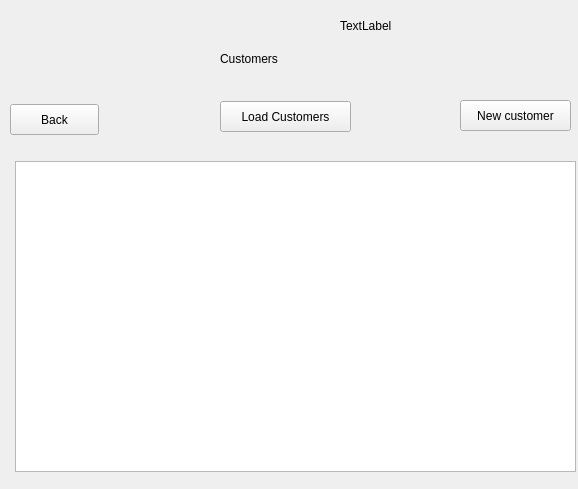
Qt form customerlist.ui (jonathansaetre/BankSystem) before a commit.
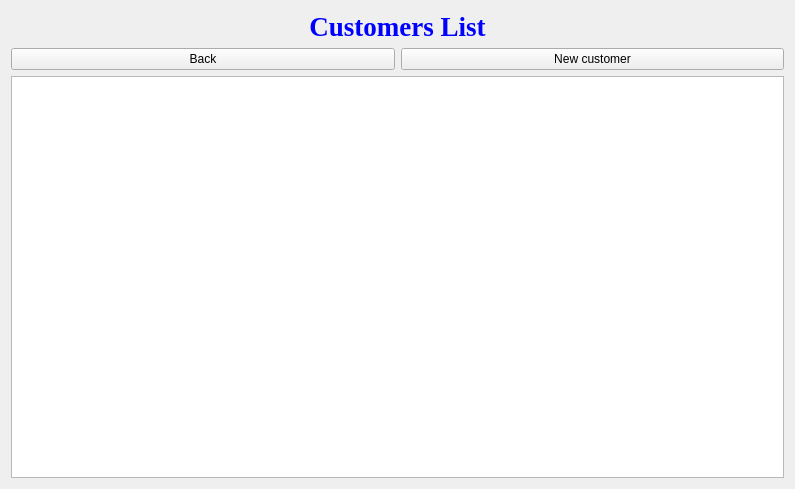
The same form after that commit.

Commit message: Fetch customers from db and get them on the tablelist

```diff
--- a/customerlist.ui
+++ b/customerlist.ui
@@ -6,88 +6,70 @@
    <rect>
     <x>0</x>
     <y>0</y>
-    <width>578</width>
+    <width>795</width>
     <height>489</height>
    </rect>
   </property>
   <property name="windowTitle">
    <string>Form</string>
   </property>
+  <layout class="QVBoxLayout" name="verticalLayout">
+   <item>
   <widget class="QLabel" name="label">
-   <property name="geometry">
-    <rect>
-     <x>220</x>
-     <y>50</y>
-     <width>67</width>
-     <height>17</height>
-    </rect>
-   </property>
-   <property name="text">
-    <string>Customers</string>
-   </property>
-  </widget>
-  <widget class="QPushButton" name="buttonNewCustomer">
-   <property name="geometry">
-    <rect>
-     <x>460</x>
-     <y>100</y>
-     <width>111</width>
-     <height>31</height>
-    </rect>
+     <property name="font">
+      <font>
+       <family>Times New Roman</family>
+       <pointsize>20</pointsize>
+       <weight>75</weight>
+       <bold>true</bold>
+      </font>
+     </property>
+     <property name="layoutDirection">
+      <enum>Qt::LeftToRight</enum>
+     </property>
+     <property name="styleSheet">
+      <string notr="true">color:blue</string>
    </property>
    <property name="text">
-    <string>New customer</string>
-   </property>
-  </widget>
+      <string>Customers List</string>
+     </property>
+     <property name="alignment">
+      <set>Qt::AlignCenter</set>
+     </property>
+    </widget>
+   </item>
+   <item>
+    <layout class="QHBoxLayout" name="horizontalLayout">
+     <item>
   <widget class="QPushButton" name="buttonBack">
-   <property name="geometry">
-    <rect>
-     <x>10</x>
-     <y>104</y>
-     <width>89</width>
-     <height>31</height>
-    </rect>
-   </property>
    <property name="text">
     <string>Back</string>
    </property>
   </widget>
+     </item>
+     <item>
+      <widget class="QPushButton" name="buttonNewCustomer">
+       <property name="text">
+        <string>New customer</string>
+       </property>
+      </widget>
+     </item>
+    </layout>
+   </item>
+   <item>
   <widget class="QTableView" name="CustList">
-   <property name="geometry">
-    <rect>
-     <x>15</x>
-     <y>161</y>
-     <width>561</width>
-     <height>311</height>
-    </rect>
-   </property>
-  </widget>
-  <widget class="QLabel" name="Status">
-   <property name="geometry">
-    <rect>
-     <x>340</x>
-     <y>10</y>
-     <width>171</width>
-     <height>31</height>
-    </rect>
-   </property>
-   <property name="text">
-    <string>TextLabel</string>
-   </property>
-  </widget>
-  <widget class="QPushButton" name="loadcust">
-   <property name="geometry">
-    <rect>
-     <x>220</x>
-     <y>101</y>
-     <width>131</width>
-     <height>31</height>
-    </rect>
-   </property>
-   <property name="text">
-    <string>Load Customers</string>
-   </property>
-  </widget>
+     <property name="font">
+      <font>
+       <family>Times New Roman</family>
+       <pointsize>14</pointsize>
+      </font>
+     </property>
+     <property name="styleSheet">
+      <string notr="true">color:blue</string>
+     </property>
+    </widget>
+   </item>
+  </layout>
  </widget>
  <resources/>
  <connections/>
```
Lines whose indentation alone changed are shown as unchanged. The commit also changes 3 other files.
